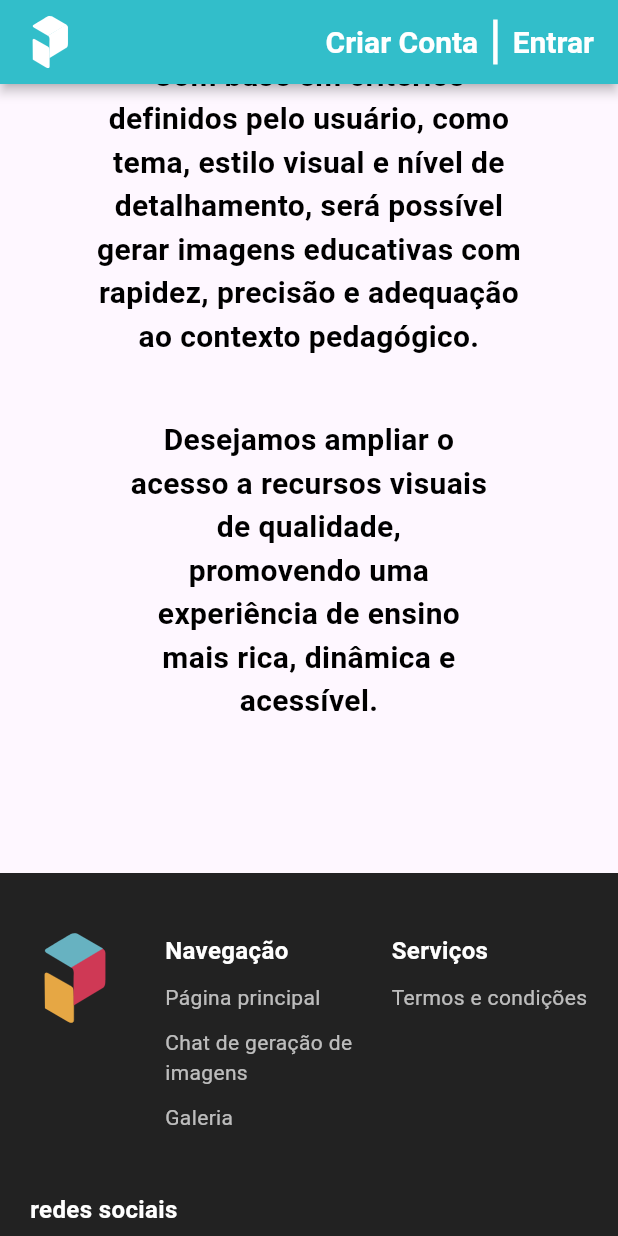
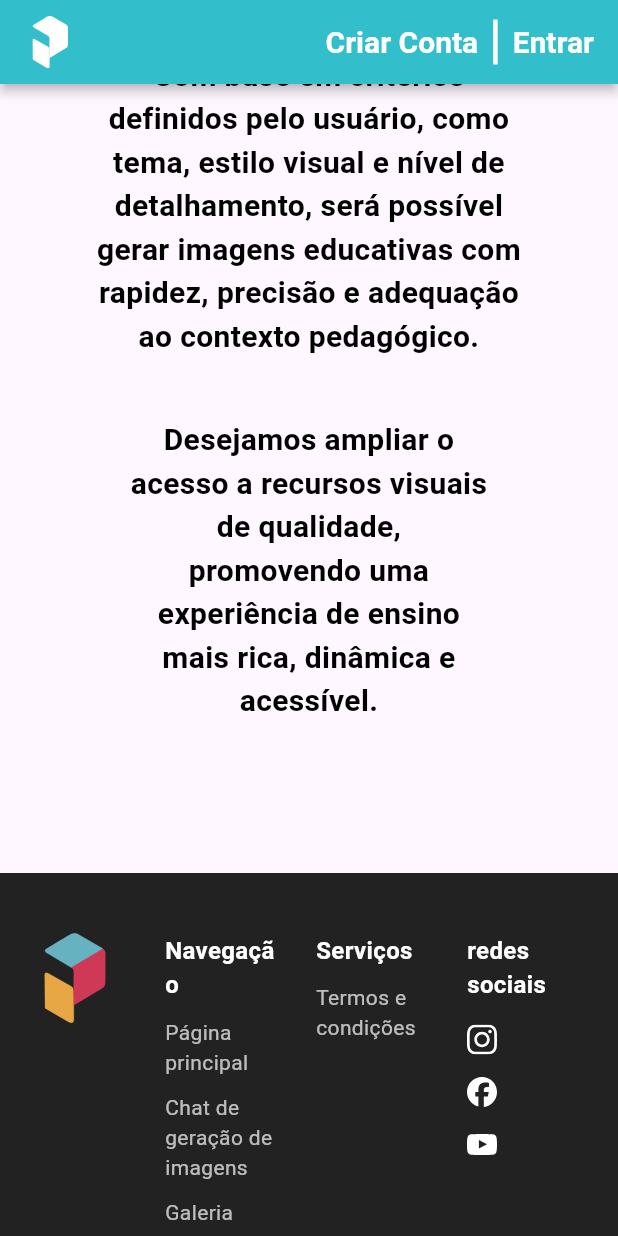
Before and after one commit to Pi-Multiplataforma/Dev-Multiplataforma, a Flutter app: the screen it shows after launch, scrolled down 1152 dp, on a phone screen of 412 x 824 dp. Run offline on Flutter 3.47's test engine with Material 3 defaults, Android fonts, the light colour scheme and no system bars; our stand-ins replace flutter_svg; missing offline and left inert: hovering; Roboto replaces fonts that are missing (Inria Sans).

Commit message:
arrumando o rodapé

```diff
--- a/lib/src/telas/home_page.dart
+++ b/lib/src/telas/home_page.dart
@@ -638,12 +638,11 @@ Widget footer(BuildContext context) {
                 ],
               ),
             ),
-          ],
-        ),
 
-        const SizedBox(height: 40),
+            SizedBox(width: 20),
 
-        Column(
+            Flexible(
+              child: Column(
           crossAxisAlignment: CrossAxisAlignment.start,
           children: [
             const Text(
@@ -654,30 +653,33 @@ Widget footer(BuildContext context) {
                 fontWeight: FontWeight.bold,
               ),
             ),
-            const SizedBox(height: 10),
-            Row(
+            const SizedBox(height: 15),
+            Column(
               children: [
                 SvgPicture.asset(
                   'assets/instagram_icon.svg',
                   colorFilter: ColorFilter.mode(Colors.white, BlendMode.srcIn),
-                  width: 30,
-                  height: 30,
+                  width: 20,
+                  height: 20,
                 ),
-                SizedBox(width: 20),
+                SizedBox(height: 15),
                 SvgPicture.asset(
                   'assets/facebook_icon.svg',
                   colorFilter: ColorFilter.mode(Colors.white, BlendMode.srcIn),
-                  width: 30,
-                  height: 30,
+                  width: 20,
+                  height: 20,
                 ),
-                SizedBox(width: 20),
+                SizedBox(height: 15),
                 SvgPicture.asset(
                   'assets/youtube_icon.svg',
                   colorFilter: ColorFilter.mode(Colors.white, BlendMode.srcIn),
-                  width: 30,
-                  height: 30,
+                  width: 20,
+                  height: 20,
                 ),
               ],
+            ),
+          ],
+        ),
             ),
           ],
         ),
```
